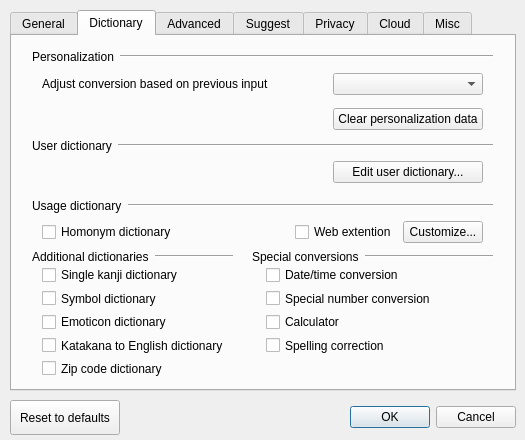
Qt form src/gui/config_dialog/config_dialog.ui (niw/mozc) before a commit.
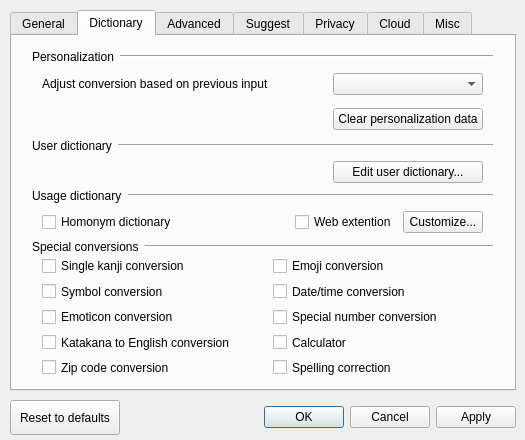
The same form after that commit. The open tabs and pages were chosen to show the change. Custom widgets are drawn as their Qt base class.

The edit to the form file:
```diff
--- a/src/gui/config_dialog/config_dialog.ui
+++ b/src/gui/config_dialog/config_dialog.ui
@@ -371,72 +371,79 @@
       <property name="geometry">
        <rect>
         <x>30</x>
-        <y>230</y>
-        <width>441</width>
-        <height>111</height>
+        <y>220</y>
+        <width>456</width>
+        <height>121</height>
        </rect>
       </property>
       <layout class="QGridLayout" name="gridLayout_3">
        <item row="0" column="0">
         <widget class="QCheckBox" name="singleKanjiDictionaryCheckBox">
          <property name="text">
-          <string>Single kanji dictionary</string>
+          <string>Single kanji conversion</string>
          </property>
         </widget>
        </item>
        <item row="1" column="0">
         <widget class="QCheckBox" name="symbolDictionaryCheckBox">
          <property name="text">
-          <string>Symbol dictionary</string>
-         </property>
-        </widget>
-       </item>
-       <item row="0" column="1">
-        <widget class="QCheckBox" name="dateConversionCheckBox">
-         <property name="text">
-          <string>Date/time conversion</string>
-         </property>
-        </widget>
-       </item>
-       <item row="1" column="1">
-        <widget class="QCheckBox" name="numberConversionCheckBox">
-         <property name="text">
-          <string>Special number conversion</string>
+          <string>Symbol conversion</string>
          </property>
         </widget>
        </item>
        <item row="2" column="0">
         <widget class="QCheckBox" name="emoticonDictionaryCheckBox">
          <property name="text">
-          <string>Emoticon dictionary</string>
+          <string>Emoticon conversion</string>
          </property>
         </widget>
        </item>
-       <item row="2" column="1">
-        <widget class="QCheckBox" name="calculatorCheckBox">
+       <item row="3" column="0">
+        <widget class="QCheckBox" name="t13nConversionCheckBox">
          <property name="text">
-          <string>Calculator</string>
+          <string>Katakana to English conversion</string>
          </property>
         </widget>
        </item>
-       <item row="3" column="1">
+       <item row="4" column="0">
+        <widget class="QCheckBox" name="zipcodeConversionCheckBox">
+         <property name="text">
+          <string>Zip code conversion</string>
+         </property>
+        </widget>
+       </item>
+       <item row="4" column="1">
         <widget class="QCheckBox" name="spellingCorrectionCheckBox">
          <property name="text">
           <string>Spelling correction</string>
          </property>
         </widget>
        </item>
-       <item row="3" column="0">
-        <widget class="QCheckBox" name="t13nDictionaryCheckBox">
+       <item row="3" column="1">
+        <widget class="QCheckBox" name="calculatorCheckBox">
          <property name="text">
-          <string>Katakana to English dictionary</string>
+          <string>Calculator</string>
          </property>
         </widget>
        </item>
-       <item row="4" column="0">
-        <widget class="QCheckBox" name="zipcodeDictionaryCheckBox">
+       <item row="2" column="1">
+        <widget class="QCheckBox" name="numberConversionCheckBox">
          <property name="text">
-          <string>Zip code dictionary</string>
+          <string>Special number conversion</string>
+         </property>
+        </widget>
+       </item>
+       <item row="1" column="1">
+        <widget class="QCheckBox" name="dateConversionCheckBox">
+         <property name="text">
+          <string>Date/time conversion</string>
+         </property>
+        </widget>
+       </item>
+       <item row="0" column="1">
+        <widget class="QCheckBox" name="emojiConversionCheckBox">
+         <property name="text">
+          <string>Emoji conversion</string>
          </property>
         </widget>
        </item>
@@ -474,38 +481,6 @@
        </item>
       </layout>
      </widget>
-     <widget class="QWidget" name="horizontalLayoutWidget_6">
-      <property name="geometry">
-       <rect>
-        <x>20</x>
-        <y>210</y>
-        <width>201</width>
-        <height>21</height>
-       </rect>
-      </property>
-      <layout class="QHBoxLayout" name="horizontalLayout_9">
-       <item>
-        <widget class="QLabel" name="additionalDictionariesLabel">
-         <property name="text">
-          <string>Additional dictionaries</string>
-         </property>
-        </widget>
-       </item>
-       <item>
-        <widget class="Line" name="additionalDictionariesLine">
-         <property name="sizePolicy">
-          <sizepolicy hsizetype="MinimumExpanding" vsizetype="Fixed">
-           <horstretch>0</horstretch>
-           <verstretch>0</verstretch>
-          </sizepolicy>
-         </property>
-         <property name="orientation">
-          <enum>Qt::Horizontal</enum>
-         </property>
-        </widget>
-       </item>
-      </layout>
-     </widget>
      <widget class="QWidget" name="horizontalLayoutWidget_11">
       <property name="geometry">
        <rect>
@@ -541,9 +516,9 @@
      <widget class="QWidget" name="horizontalLayoutWidget_7">
       <property name="geometry">
        <rect>
-        <x>240</x>
-        <y>210</y>
-        <width>241</width>
+        <x>20</x>
+        <y>200</y>
+        <width>461</width>
         <height>21</height>
        </rect>
       </property>
@@ -574,7 +549,7 @@
       <property name="geometry">
        <rect>
         <x>20</x>
-        <y>160</y>
+        <y>150</y>
         <width>461</width>
         <height>20</height>
        </rect>
@@ -606,7 +581,7 @@
       <property name="geometry">
        <rect>
         <x>30</x>
-        <y>180</y>
+        <y>170</y>
         <width>441</width>
         <height>32</height>
        </rect>
@@ -1968,7 +1943,7 @@
         </sizepolicy>
        </property>
        <property name="standardButtons">
-        <set>QDialogButtonBox::Cancel|QDialogButtonBox::Ok</set>
+        <set>QDialogButtonBox::Apply|QDialogButtonBox::Cancel|QDialogButtonBox::Ok</set>
        </property>
       </widget>
      </item>
```
Left out of the diff: 61 changed lines with no effect on the pictures.
